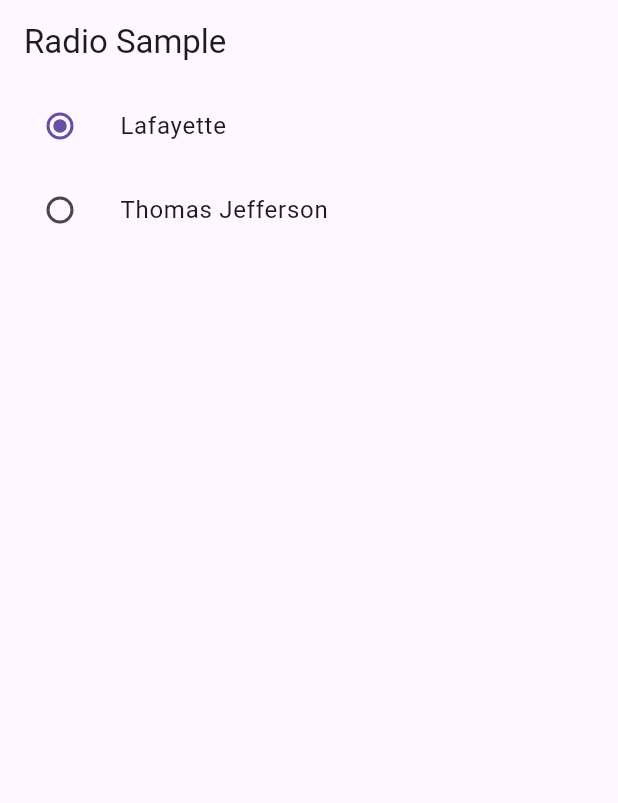
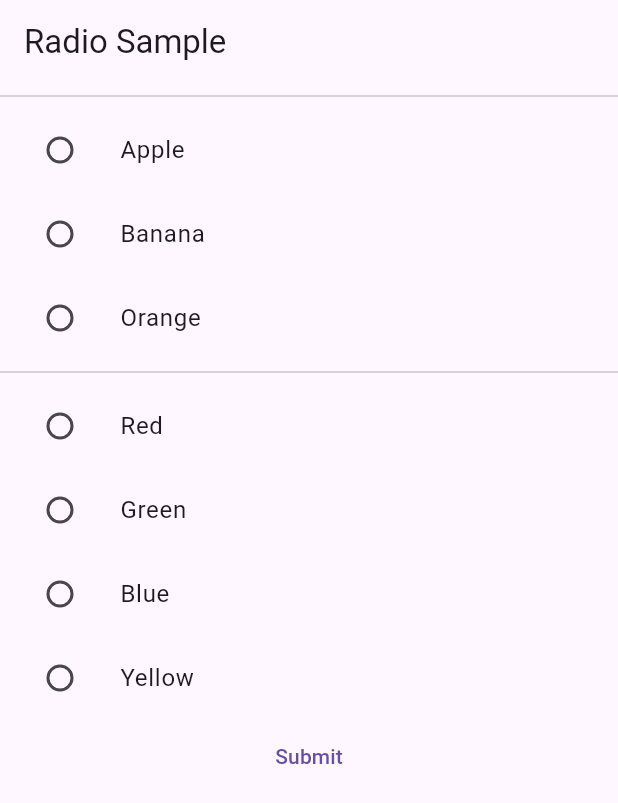
Before and after one commit to tsutomua/flutter, a Flutter app: the screen it shows after launch, on a phone screen of 412 x 824 dp. Shown: the top 803 px of the screen. Run offline on Flutter 3.47's test engine with Material 3 defaults, Android fonts, the phone set to English and light mode, and no system bars.

Commit message:
Dynamically generated radio buttons.

```diff
--- a/google_radio_sample/lib/main.dart
+++ b/google_radio_sample/lib/main.dart
@@ -18,8 +18,6 @@ class RadioExampleApp extends StatelessWidget {
   }
 }
 
-enum SingingCharacter { lafayette, jefferson }
-
 class RadioExample extends StatefulWidget {
   const RadioExample({super.key});
 
@@ -28,37 +26,64 @@ class RadioExample extends StatefulWidget {
 }
 
 class _RadioExampleState extends State<RadioExample> {
-  SingingCharacter? _character = SingingCharacter.lafayette;
-
   @override
   Widget build(BuildContext context) {
+    List<List<String>> radioGroups = _getRadioGroupDefinitionsFromUser();
     return Column(
-      children: <Widget>[
-        ListTile(
-          title: const Text('Lafayette'),
-          leading: Radio<SingingCharacter>(
-            value: SingingCharacter.lafayette,
-            groupValue: _character,
-            onChanged: (SingingCharacter? value) {
-              setState(() {
-                _character = value;
-              });
-            },
-          ),
-        ),
-        ListTile(
-          title: const Text('Thomas Jefferson'),
-          leading: Radio<SingingCharacter>(
-            value: SingingCharacter.jefferson,
-            groupValue: _character,
-            onChanged: (SingingCharacter? value) {
-              setState(() {
-                _character = value;
-              });
-            },
-          ),
+      children: [
+        ..._getListTiles(radioGroups),
+
+        TextButton(
+          onPressed: () {
+            print('Submit button pressed.');
+
+            for (int i = 0; i < radioGroups.length; i++) {
+              print(
+                'Selected value for radioGroup $i: ${radioGroupSelectedValueMapping[i]}',
+              );
+            }
+          },
+          child: Text('Submit'),
         ),
       ],
     );
   }
+
+  Map<int, String> radioGroupSelectedValueMapping = {};
+  List<Widget> _getListTiles(List<List<String>> radioGroups) {
+    List<Widget> radioGroupList = [];
+
+    for (int i = 0; i < radioGroups.length; i++) {
+      List<String> radioGroup = radioGroups[i];
+      List<Widget> radioList = [];
+      for (String radio in radioGroup) {
+        radioList.add(
+          ListTile(
+            title: Text(radio),
+            leading: Radio<String>(
+              value: radio,
+              groupValue: 'group$i', //radioGroup[0],
+              onChanged: (String? value) {
+                setState(() {
+                  radioGroupSelectedValueMapping[i] = value!;
+                  // radioGroup[i] = value!;
+                  print('Selected value for radioGroup $i: $value');
+                });
+              },
+            ),
+          ),
+        );
+      }
+      radioGroupList.add(Divider());
+      radioGroupList.add(Column(children: radioList));
+    }
+
+    return radioGroupList;
+  }
+
+  List<List<String>> _getRadioGroupDefinitionsFromUser() {
+    List<String> fruits = ['Apple', 'Banana', 'Orange'];
+    List<String> colors = ['Red', 'Green', 'Blue', 'Yellow'];
+    return [fruits, colors];
+  }
 }
```
